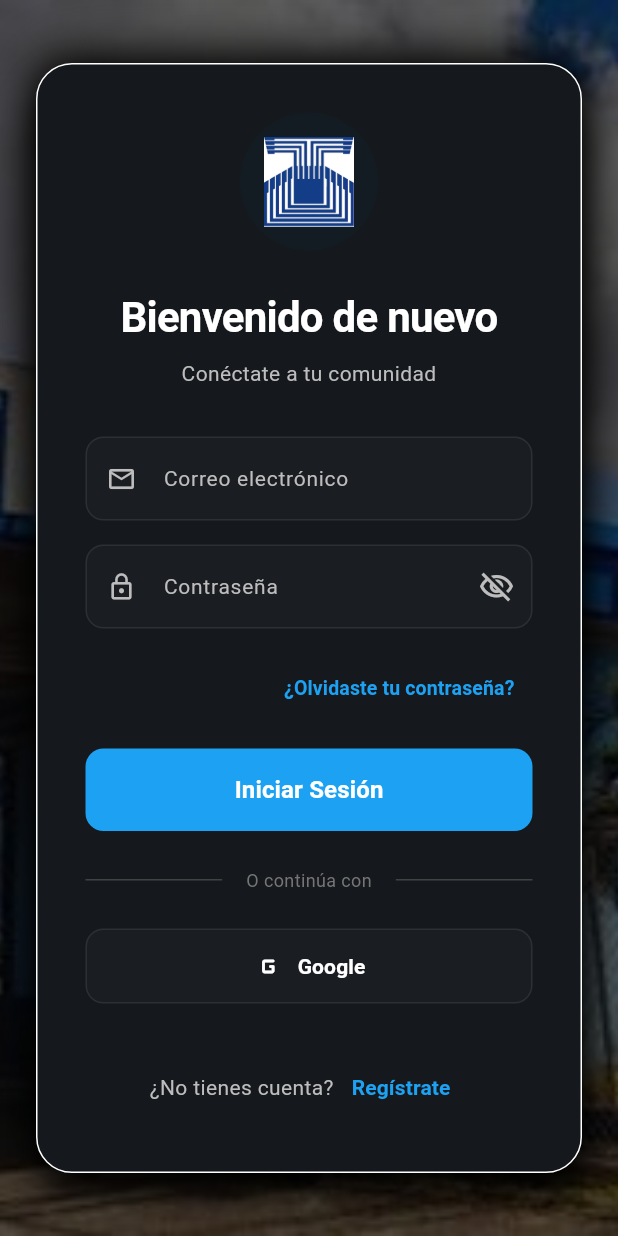
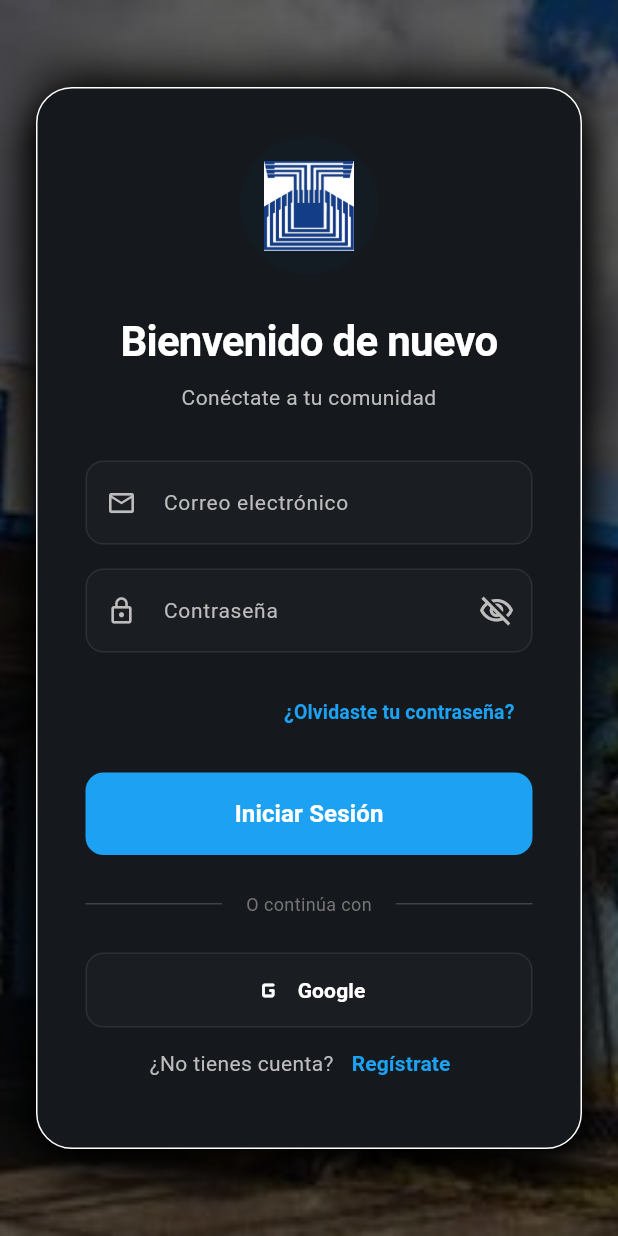
Before and after one commit to Pasek56/Connecnet, a Flutter app: the screen it shows after launch, on a phone screen of 412 x 824 dp. Run offline on Flutter 3.47's test engine with Material 3 defaults, Android fonts, the phone set to English and light mode, and no system bars; our stand-ins replace image_picker, supabase_flutter; accounts and stored records are empty.

```diff
--- a/lib/screens/login_screen.dart
+++ b/lib/screens/login_screen.dart
@@ -580,8 +580,6 @@ class _LoginScreenState extends State<LoginScreen>
                             ),
                           ],
                         ),
-                        const SizedBox(height: 32),
-
                         // Footer Switch Mode
                         Row(
                           mainAxisAlignment: MainAxisAlignment.center,
```
Also changed, not shown: lib/Teachers/Assignature.dart (added), lib/Teachers/Permissions.dart (added).
